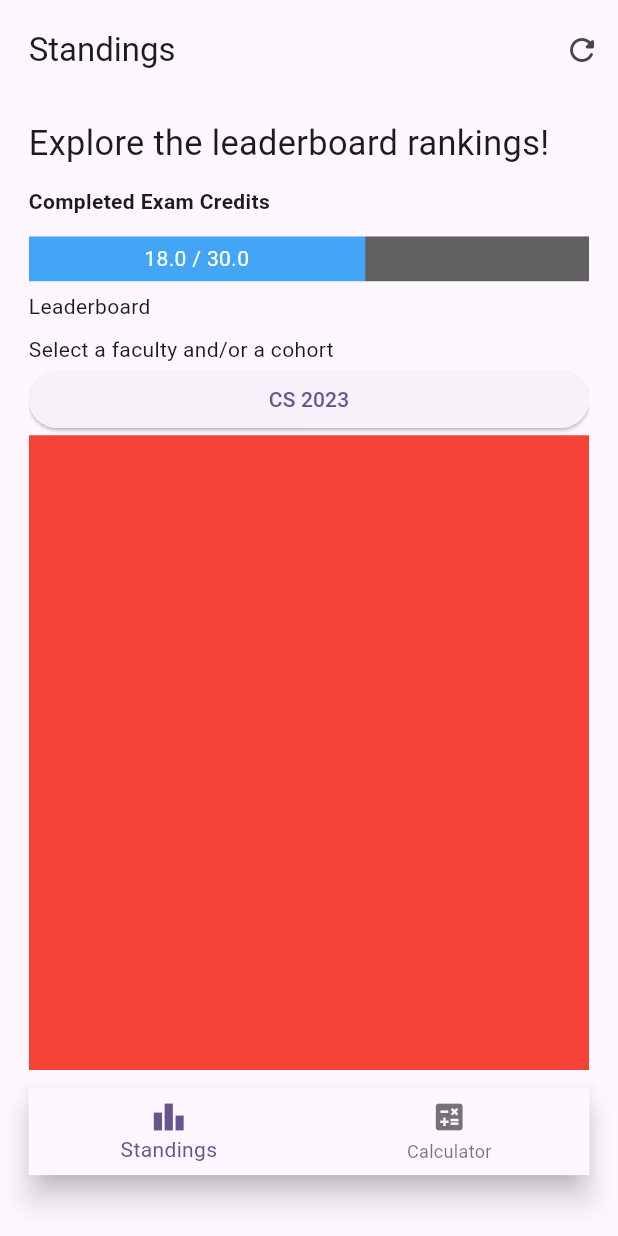
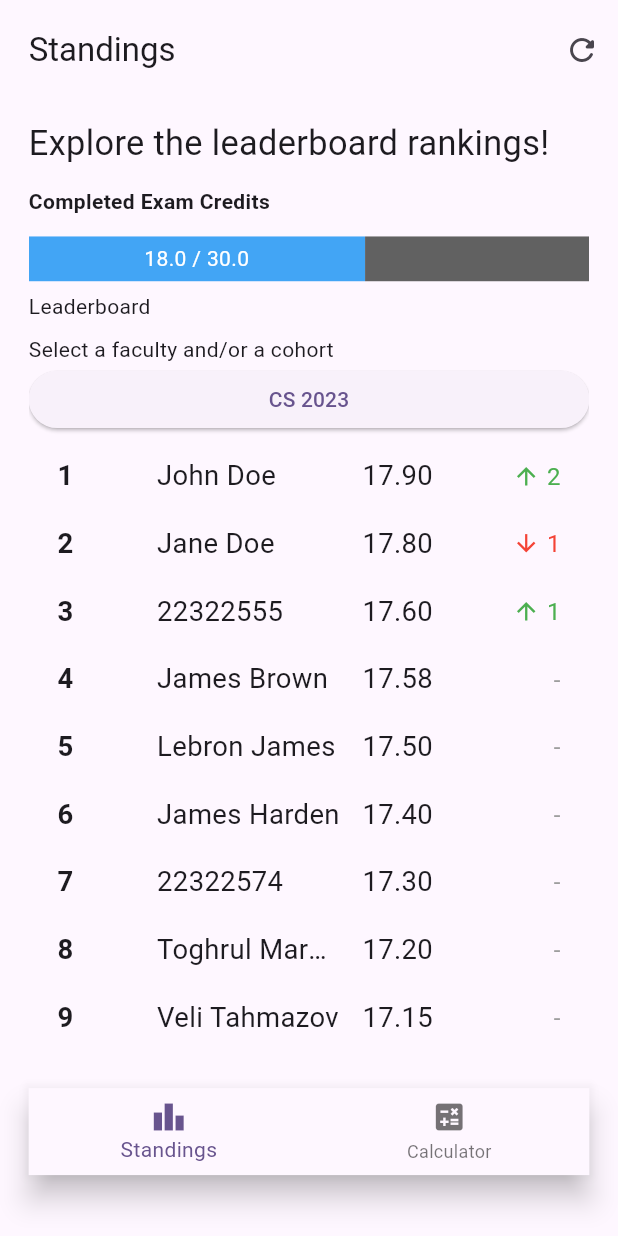
Before and after one commit to Krmsh1n5/u_standings, a Flutter app: the StandingsPage screen opened directly, on a phone screen of 412 x 824 dp. Run offline on Flutter 3.47's test engine with Material 3 defaults, Android fonts, the phone set to English and light mode, and no system bars; our stand-ins replace flutter_screenutil.

Commit message:
Finalized basic UI for pages Added Standings Table and Calculator TextField

```diff
--- a/lib/features/standings/presentation/screens/standings_page.dart
+++ b/lib/features/standings/presentation/screens/standings_page.dart
@@ -7,6 +7,21 @@ class StandingsPage extends StatelessWidget {
 
   @override
   Widget build(BuildContext context) {
+    final List<Map<String, dynamic>> leaderboardData = [
+      {'rank': 1, 'name': 'John Doe', 'score': 17.9, 'change': 2},
+      {'rank': 2, 'name': 'Jane Doe', 'score': 17.8, 'change': -1},
+      {'rank': 3, 'name': '22322555', 'score': 17.6, 'change': 1},
+      {'rank': 4, 'name': 'James Brown', 'score': 17.58, 'change': 0},
+      {'rank': 5, 'name': 'Lebron James', 'score': 17.5, 'change': 0},
+      {'rank': 6, 'name': 'James Harden', 'score': 17.4, 'change': 0},
+      {'rank': 7, 'name': '22322574', 'score': 17.3, 'change': 0},
+      {'rank': 8, 'name': 'Toghrul Mardiyev', 'score': 17.2, 'change': 0},
+      {'rank': 9, 'name': 'Veli Tahmazov', 'score': 17.15, 'change': 0},
+      {'rank': 10, 'name': 'Kamal Yalchin', 'score': 17.1, 'change': 0},
+      {'rank': 11, 'name': '22322579', 'score': 17.0, 'change': 0},
+      {'rank': 12, 'name': 'Farid Valiev', 'score': 16.9, 'change': 0},
+    ];
+
     return SafeArea(
       child: Scaffold(
         resizeToAvoidBottomInset: false,
@@ -31,8 +46,8 @@ class StandingsPage extends StatelessWidget {
                 _buildHeadingAndSubheadingText(),
                 SizedBox(height: 4.h),
                 _buildSelectButton(),
-                SizedBox(height: 4.h),
-                _buildStandingsTable(),
+                SizedBox(height: 8.h),
+                _buildStandingsTable(leaderboardData),
                 SizedBox(height: 2.h),
               ],
             ),
@@ -166,9 +181,102 @@ class StandingsPage extends StatelessWidget {
     );
   }
 
-  _buildStandingsTable() {
-    return Container(width: double.maxFinite, height: 600.h, color: Colors.red);
-  }
+Widget _buildStandingsTable(List<Map<String, dynamic>> data) {
+  return Padding(
+    padding: EdgeInsets.symmetric(horizontal: 16.h),
+    child: Column(
+      children: data.map((item) {
+        return Padding(
+          padding: EdgeInsets.symmetric(vertical: 8.h),
+          child: Row(
+            mainAxisAlignment: MainAxisAlignment.spaceBetween,
+            children: [
+              // Rank Column
+              SizedBox(
+                width: 50.w,
+                child: Align(
+                  alignment: Alignment.centerLeft,
+                  child: Text(
+                    item['rank'].toString(),
+                    style: TextStyle(
+                      fontSize: 16.sp,
+                      fontWeight: FontWeight.w600,
+                    ),
+                  ),
+                ),
+              ),
+              // Name Column
+              Expanded(
+                child: Padding(
+                  padding: EdgeInsets.symmetric(horizontal: 8.w),
+                  child: Align(
+                    alignment: Alignment.centerLeft,
+                    child: Text(
+                      item['name'],
+                      style: TextStyle(fontSize: 16.sp),
+                      overflow: TextOverflow.ellipsis,
+                    ),
+                  ),
+                ),
+              ),
+              // Score Column
+              SizedBox(
+                width: 50.w,
+                child: Align(
+                  alignment: Alignment.center,
+                  child: Text(
+                    item['score'].toStringAsFixed(2),
+                    style: TextStyle(fontSize: 16.sp),
+                  ),
+                ),
+              ),
+              // Change Indicator Column
+              SizedBox(
+                width: 70.w,
+                child: Align(
+                  alignment: Alignment.centerRight,
+                  child: item['change'] != 0
+                      ? Row(
+                          mainAxisAlignment: MainAxisAlignment.end,
+                          children: [
+                            Icon(
+                              item['change'] > 0
+                                  ? Icons.arrow_upward
+                                  : Icons.arrow_downward,
+                              color: item['change'] > 0
+                                  ? Colors.green
+                                  : Colors.red,
+                              size: 16.sp,
+                            ),
+                            SizedBox(width: 4.w),
+                            Text(
+                              item['change'].abs().toString(),
+                              style: TextStyle(
+                                color: item['change'] > 0
+                                    ? Colors.green
+                                    : Colors.red,
+                                fontSize: 14.sp,
+                              ),
+                            ),
+                          ],
+                        )
+                      : Text(
+                          '-',
+                          style: TextStyle(
+                            fontSize: 14.sp,
+                            color: Colors.grey,
+                          ),
+                        ),
+                ),
+              ),
+            ],
+          ),
+        );
+      }).toList(),
+    ),
+  );
+}
+
 
   _buildNavigationBar() {
     return Container(
--- a/lib/main.dart
+++ b/lib/main.dart
@@ -20,7 +20,7 @@
           colorScheme: ColorScheme.fromSeed(seedColor: Colors.deepPurple),
           useMaterial3: true,
         ),
-        home: const CalculatorPage(),
+        home: const StandingsPage(),
       ),
     );
   }
```
Also changed, not shown: lib/features/standings/presentation/screens/calculator_page.dart (+53 -1 lines).
